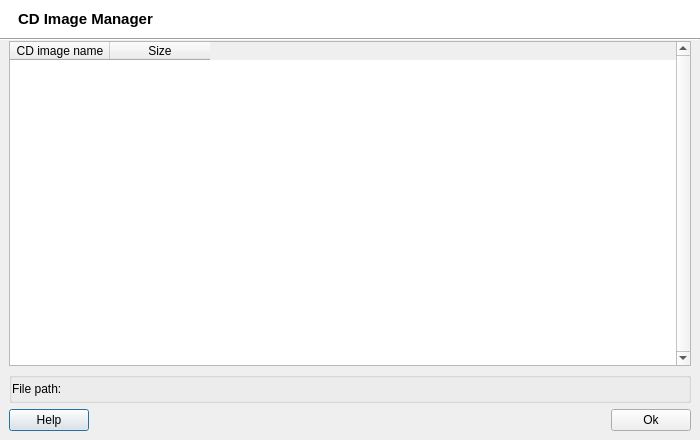
brezerk/q4wine, file src/q4wine-gui/uis/ImageManager.ui: the form before one commit.
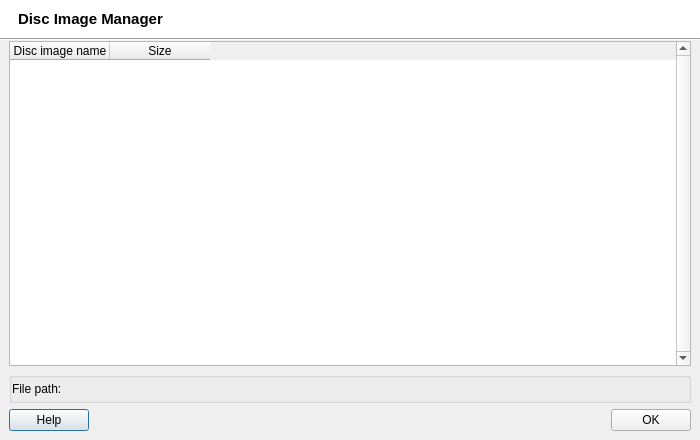
The form after the commit. Icons and pictures are not drawn.

What changed in the file:
```diff
--- a/src/q4wine-gui/uis/ImageManager.ui
+++ b/src/q4wine-gui/uis/ImageManager.ui
@@ -170,7 +170,7 @@
          </font>
         </property>
         <property name="text">
-         <string>CD Image Manager</string>
+         <string>Disc Image Manager</string>
         </property>
        </widget>
       </item>
@@ -238,7 +238,7 @@
         </property>
         <column>
          <property name="text">
-          <string>CD image name</string>
+          <string>Disc image name</string>
          </property>
         </column>
         <column>
@@ -298,7 +298,7 @@
         <item>
          <widget class="QPushButton" name="cmdOk">
           <property name="text">
-           <string>Ok</string>
+           <string>OK</string>
           </property>
          </widget>
         </item>
```
Left out of the diff: 2 changed lines with no effect on the pictures.
